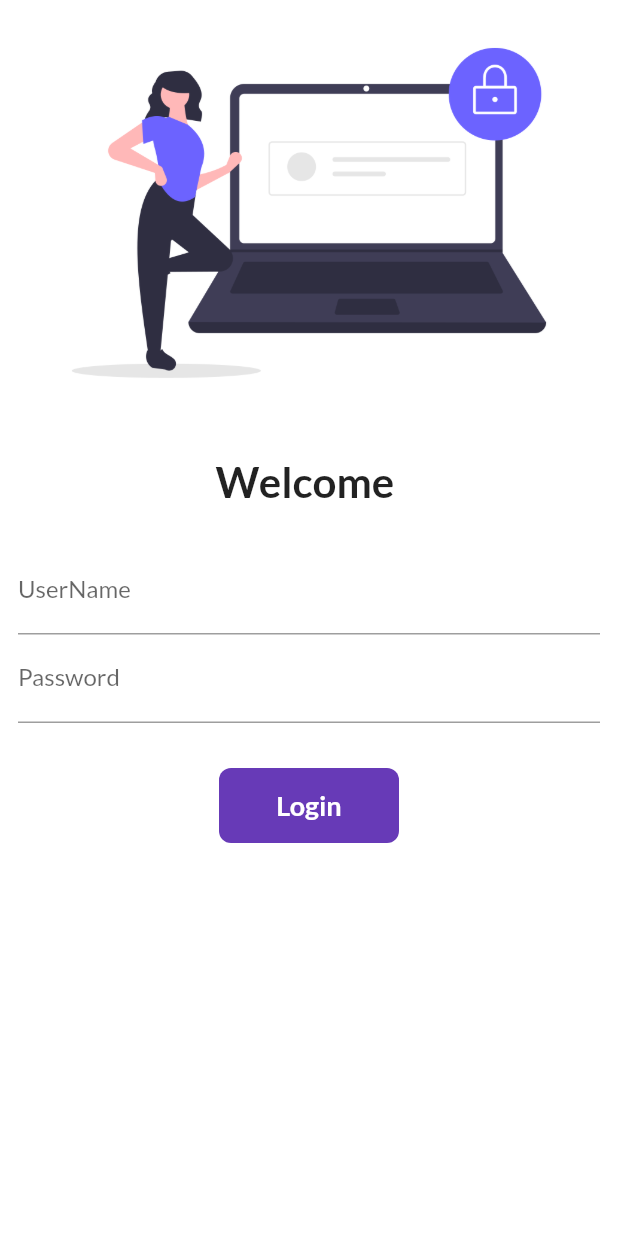
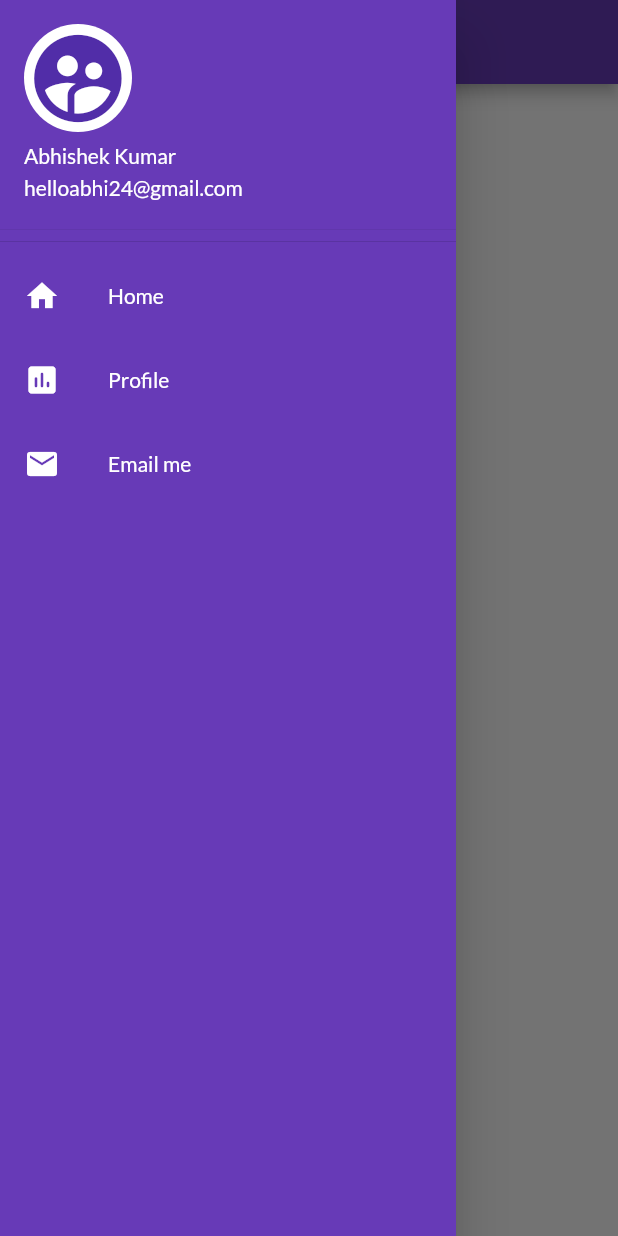
Before and after one commit to helloabhi24/30DaysWithFlutter, a Flutter app: the screen it shows after launch, with the side drawer open (before the commit the screen has no drawer), on a phone screen of 412 x 824 dp. Run offline on Flutter 3.47's test engine with Material 2 defaults, Android fonts, the phone set to English and light mode, and no system bars; our stand-ins replace google_fonts.

Commit message:
Day 9 Completed

```diff
--- a/lib/main.dart
+++ b/lib/main.dart
@@ -20,7 +20,7 @@ class MyApp extends StatelessWidget {
         fontFamily: GoogleFonts.lato().fontFamily,
       ),
 
-      initialRoute: "/",
+      initialRoute: MyRoutes.homePage,
       routes: {
         "/": (context) => LoginPage(),
         MyRoutes.homePage: (context) => HomePage(),
--- a/lib/pages/home_page.dart
+++ b/lib/pages/home_page.dart
@@ -1,4 +1,5 @@
 import 'package:flutter/material.dart';
+import 'package:flutter_catalog/widgets/drawer.dart';
 
 class HomePage extends StatelessWidget {
   final int days = 30;
@@ -14,6 +15,7 @@ class HomePage extends StatelessWidget {
           child: Text("Welcome to $days days in $name"),
         ),
       ),
+      drawer: Mydrawer(),
     );
   }
 }
--- /dev/null
+++ b/lib/widgets/drawer.dart
@@ -0,0 +1,60 @@
+import 'package:flutter/material.dart';
+
+class Mydrawer extends StatelessWidget {
+  @override
+  Widget build(BuildContext context) {
+    return Drawer(
+      child: Container(
+        color: Colors.deepPurple,
+        child: ListView(
+          children: [
+            DrawerHeader(
+              padding: EdgeInsets.zero,
+              child: UserAccountsDrawerHeader(
+                accountEmail: Text("helloabhi24@gmail.com"),
+                accountName: Text("Abhishek Kumar"),
+                currentAccountPicture: CircleAvatar(
+                  child: Icon(
+                    Icons.supervised_user_circle,
+                    size: 70.0,
+                  ),
+                  backgroundColor: Colors.white,
+                ),
+              ),
+            ),
+            ListTile(
+              leading: Icon(
+                Icons.home,
+                color: Colors.white,
+              ),
+              title: Text(
+                "Home",
+                style: TextStyle(color: Colors.white),
+              ),
+            ),
+            ListTile(
+              leading: Icon(
+                Icons.poll_rounded,
+                color: Colors.white,
+              ),
+              title: Text(
+                "Profile",
+                style: TextStyle(color: Colors.white),
+              ),
+            ),
+            ListTile(
+              leading: Icon(
+                Icons.mail,
+                color: Colors.white,
+              ),
+              title: Text(
+                "Email me",
+                style: TextStyle(color: Colors.white),
+              ),
+            )
+          ],
+        ),
+      ),
+    );
+  }
+}
```
